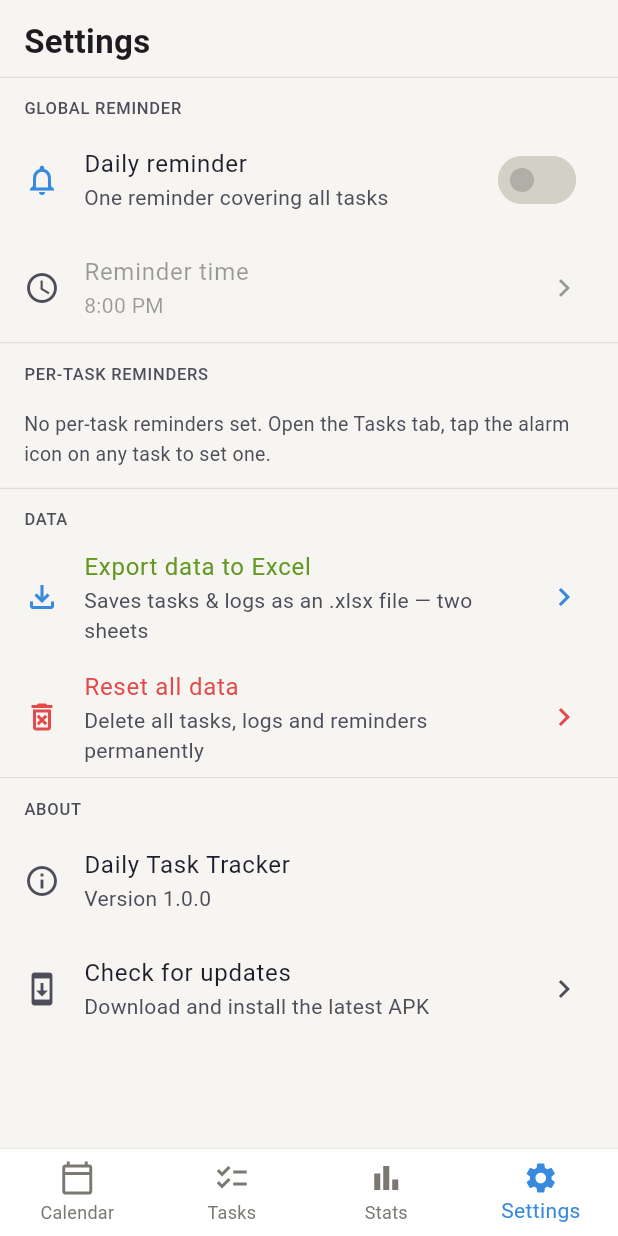
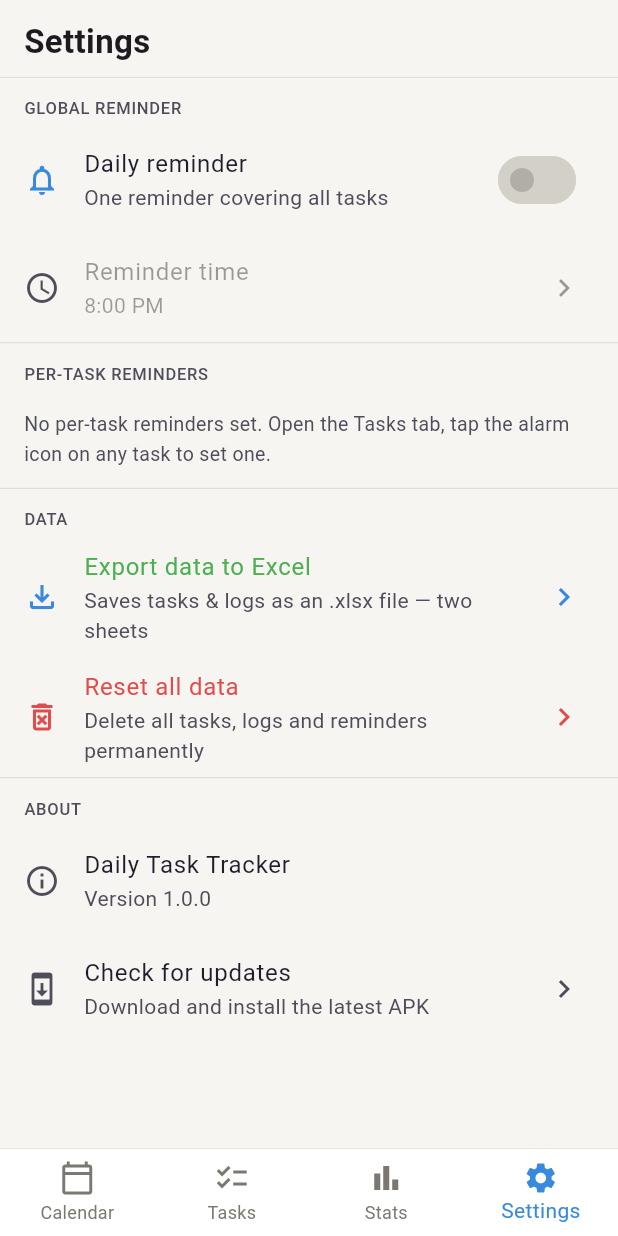
Before and after one commit to PTembo17/Dailytracker, a Flutter app: the screen it shows after launch, item 4 of the bottom bar chosen, on a phone screen of 412 x 824 dp. Run offline on Flutter 3.47's test engine with Material 3 defaults, Android fonts, the phone set to English and light mode, and no system bars; our stand-ins replace flutter_local_notifications, package_info_plus, share_plus, shared_preferences, sqflite, timezone; missing offline and left inert: excel; accounts and stored records are empty; network calls fail.

Commit message:
chaged the col

```diff
--- a/lib/screens/settings/settings_screen.dart
+++ b/lib/screens/settings/settings_screen.dart
@@ -286,9 +286,9 @@ class _SettingsScreenState extends State<SettingsScreen> {
                     child: CircularProgressIndicator(strokeWidth: 2),
                   )
                 : Icon(Icons.file_download_outlined, color: cs.primary),
-            title: Text(
+            title: const Text(
               'Export data to Excel',
-              style: TextStyle(color: cs.secondary),
+              style: TextStyle(color: Colors.green),
             ),
             subtitle: const Text(
                 'Saves tasks & logs as an .xlsx file — two sheets'),
```
